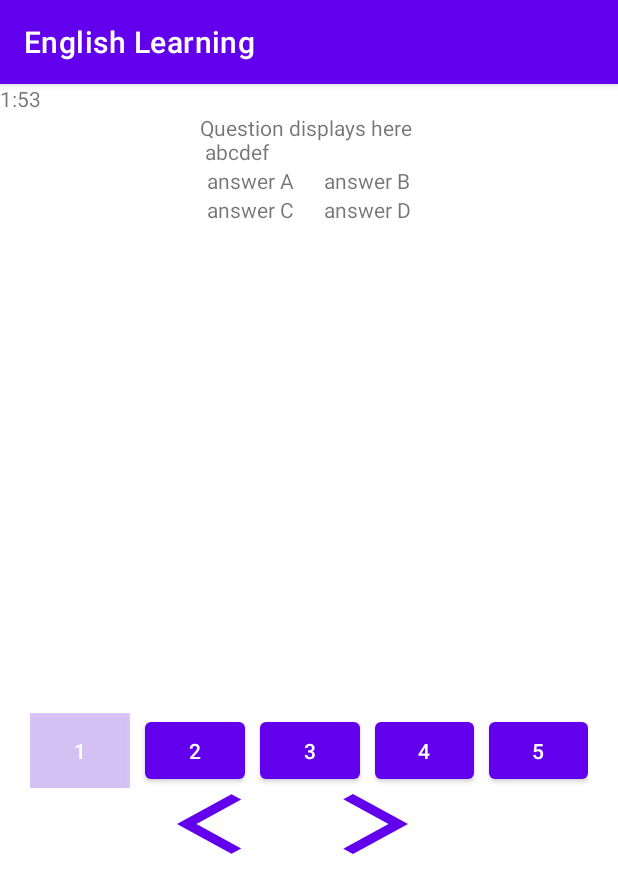
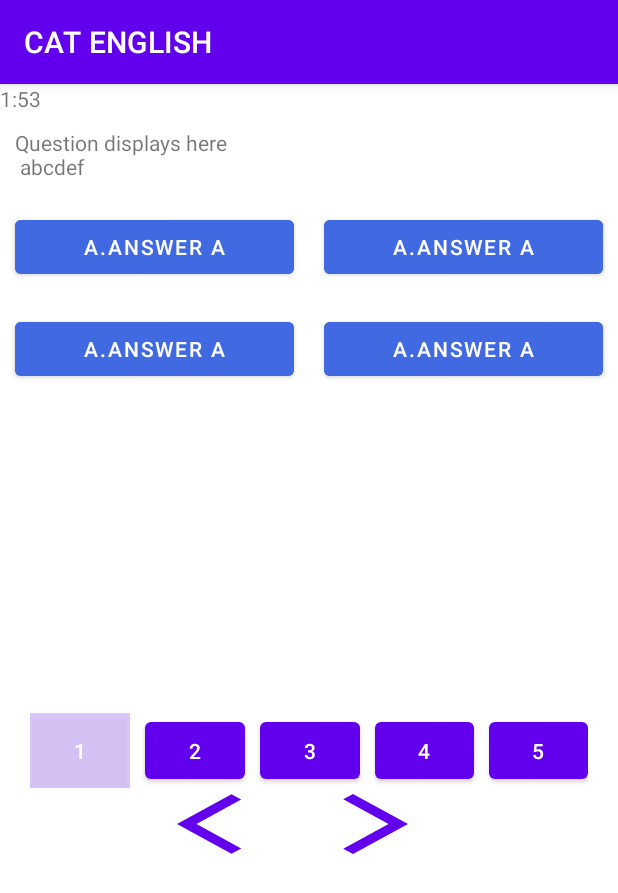
Before and after one commit to HenryTheSecond/EnglishLearning, an Android app: the screen it shows after launch (TestQuestionActivity), on a phone screen of 412 x 824 dp. Shown: the top 893 px of the screen. Run offline under Robolectric (Android 15) with nearby library versions, the light colour scheme and no system bars.

Commit message:
Create layout header, simple question fragment

```diff
--- a/app/src/main/java/com/example/englishlearning/QuestionFragment/SingleQuestionFragment.java
+++ b/app/src/main/java/com/example/englishlearning/QuestionFragment/SingleQuestionFragment.java
@@ -40,9 +40,9 @@ public class SingleQuestionFragment extends Fragment {
 
         //Binding
         tvQuestion = getView().findViewById(R.id.tv_question);
-        answerA = getView().findViewById(R.id.answerA);
-        answerB = getView().findViewById(R.id.answerB);
-        answerC = getView().findViewById(R.id.answerC);
-        answerD = getView().findViewById(R.id.answerD);
+        answerA = getView().findViewById(R.id.answer_a);
+        answerB = getView().findViewById(R.id.answer_b);
+        answerC = getView().findViewById(R.id.answer_c);
+        answerD = getView().findViewById(R.id.answer_d);
     }
 }
--- a/app/src/main/res/layout/fragment_single_question.xml
+++ b/app/src/main/res/layout/fragment_single_question.xml
@@ -9,50 +9,66 @@
 
     <TextView
         android:id="@+id/tv_question"
-        android:layout_gravity="center|top"
-        android:layout_width="wrap_content"
+        android:layout_width="match_parent"
         android:layout_height="wrap_content"
         android:maxLines="5"
+        android:layout_margin="10dp"
         android:text="Question displays here \n abcdef"/>
 
-    <RelativeLayout
+    <LinearLayout
         android:layout_width="match_parent"
         android:layout_height="wrap_content"
-        android:gravity="center">
-        <TextView
-            android:id="@+id/answerA"
-            android:maxLines="2"
-            android:layout_width="wrap_content"
+        android:gravity="center"
+        android:weightSum="2"
+        >
+
+        <Button
+            android:id="@+id/answer_a"
+            android:backgroundTint="@color/blue"
+            android:layout_width="match_parent"
             android:layout_height="wrap_content"
-            android:text="answer A"
-            android:layout_marginRight="20dp"/>
+            android:layout_margin="10dp"
+            android:layout_weight="1"
+            android:maxLines="3"
+            android:text="A.answer a"
+            />
 
-        <TextView
-            android:id="@+id/answerB"
-            android:maxLines="2"
-            android:layout_width="wrap_content"
+        <Button
+            android:id="@+id/answer_b"
+            android:layout_width="match_parent"
             android:layout_height="wrap_content"
-            android:layout_toEndOf="@id/answerA"
-            android:text="answer B"/>
+            android:layout_margin="10dp"
+            android:layout_weight="1"
+            android:text="A.answer a"
+            android:textColor="@color/white"
+            android:backgroundTint="@color/blue"/>
+    </LinearLayout>
 
-        <TextView
-            android:id="@+id/answerC"
-            android:maxLines="2"
-            android:layout_width="wrap_content"
+    <LinearLayout
+        android:layout_width="match_parent"
+        android:layout_height="wrap_content"
+        android:gravity="center"
+        android:weightSum="2"
+        >
+
+        <Button
+            android:id="@+id/answer_c"
+            android:layout_width="match_parent"
+            android:backgroundTint="@color/blue"
             android:layout_height="wrap_content"
-            android:layout_below="@id/answerA"
-            android:layout_marginRight="20dp"
-            android:text="answer C"/>
+            android:layout_margin="10dp"
+            android:layout_weight="1"
+            android:text="A.answer a"/>
 
-        <TextView
-            android:id="@+id/answerD"
-            android:maxLines="2"
-            android:layout_width="wrap_content"
+        <Button
+            android:id="@+id/answer_d"
+            android:layout_width="match_parent"
+            android:backgroundTint="@color/blue"
             android:layout_height="wrap_content"
-            android:layout_toEndOf="@id/answerC"
-            android:layout_below="@id/answerB"
-            android:text="answer D"/>
-    </RelativeLayout>
+            android:layout_margin="10dp"
+            android:layout_weight="1"
+            android:text="A.answer a"/>
+    </LinearLayout>
 
 
 </LinearLayout>
--- a/app/src/main/res/values/colors.xml
+++ b/app/src/main/res/values/colors.xml
@@ -7,4 +7,5 @@
     <color name="teal_700">#FF018786</color>
     <color name="black">#FF000000</color>
     <color name="white">#FFFFFFFF</color>
+    <color name="blue">#4169E1</color>
 </resources>
--- a/app/src/main/res/values/strings.xml
+++ b/app/src/main/res/values/strings.xml
@@ -1,5 +1,5 @@
 <resources>
-    <string name="app_name">English Learning</string>
+    <string name="app_name">CAT ENGLISH</string>
     <string name="title_activity_note">NoteActivity</string>
     <string name="large_text">
         "Material is the metaphor.\n\n"
```
Also changed, not shown: app/src/main/res/layout/back_header.xml (added, +32 -0 lines), app/src/main/res/layout/first_time.xml (added, +25 -0 lines), app/src/main/res/layout/header.xml (added, +26 -0 lines), app/src/main/res/drawable-v24/avatar.jpg (added), app/src/main/res/drawable-v24/background.jpg (added).
